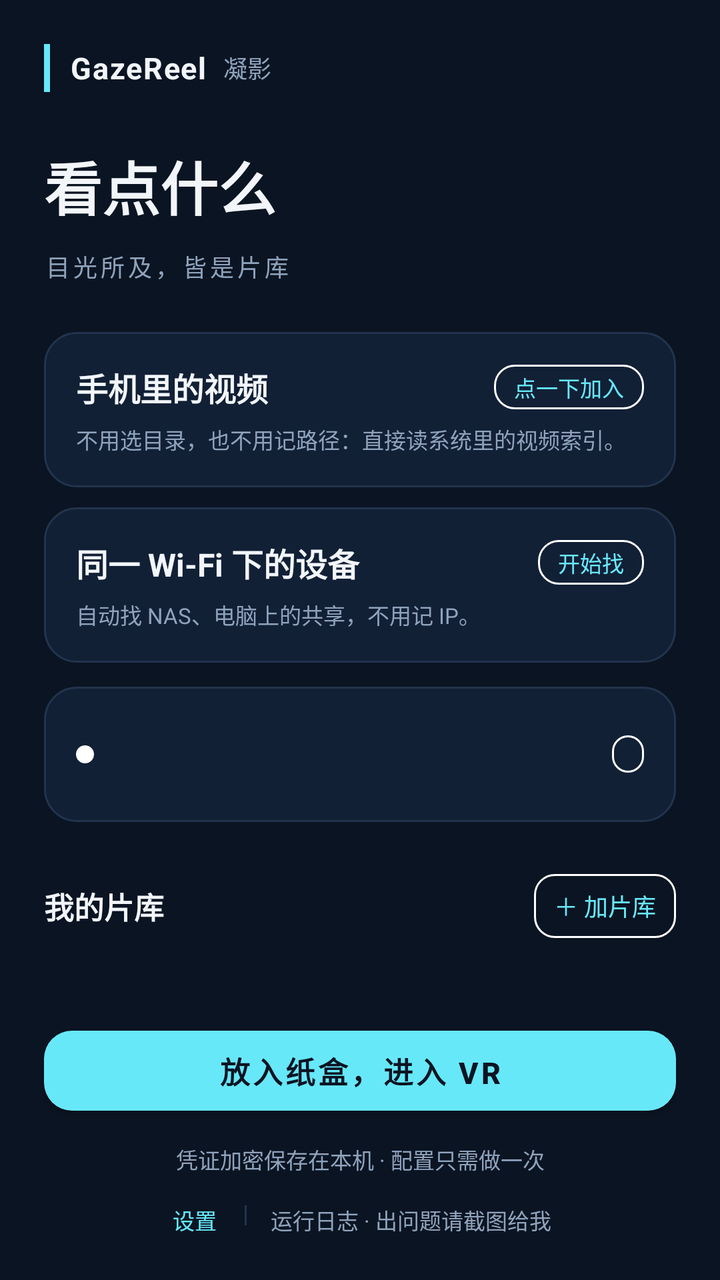
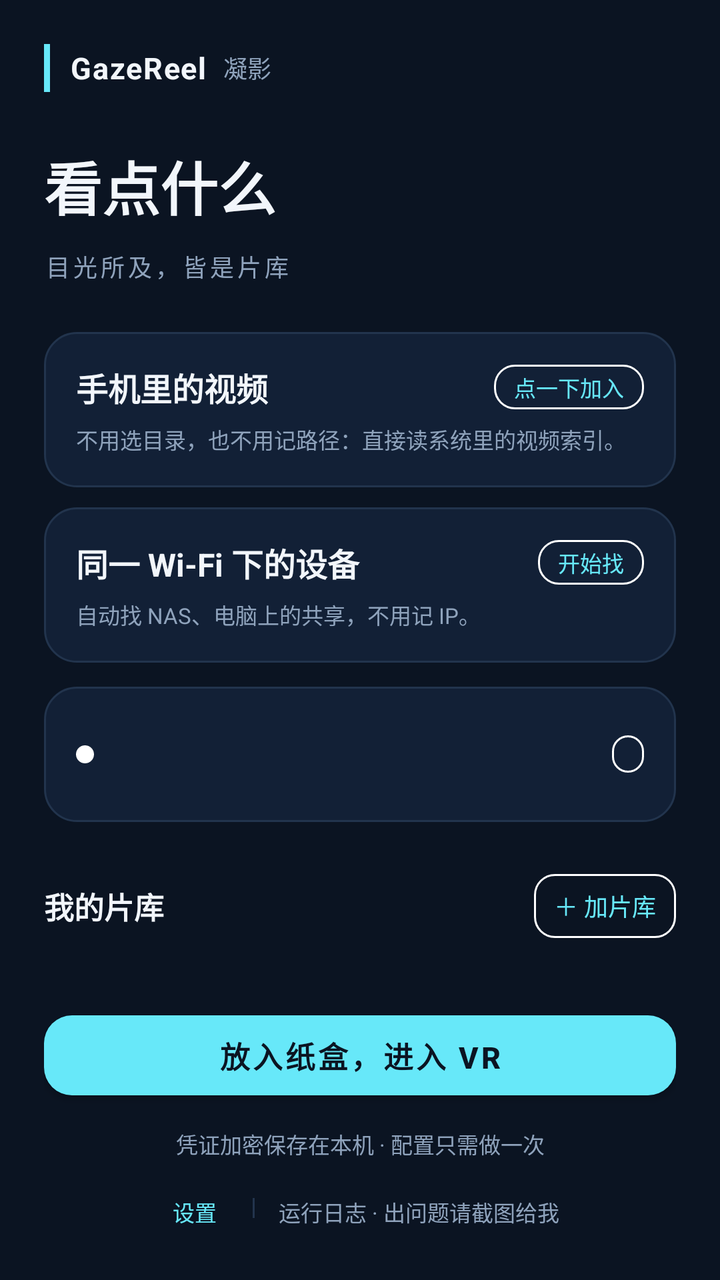

Before-and-after screenshots of an Android layout around one commit, followed by the original layout XML and the change that was made.
<!-- AndroidManifest.xml: application theme Theme.GazeReel -->
<!-- res/layout/activity_setup.xml -->
<?xml version="1.0" encoding="utf-8"?>
<LinearLayout xmlns:android="http://schemas.android.com/apk/res/android"
    xmlns:app="http://schemas.android.com/apk/res-auto"
    android:layout_width="match_parent"
    android:layout_height="match_parent"
    android:orientation="vertical"
    android:fitsSystemWindows="true"
    android:background="@color/setup_bg">

    <ScrollView
        android:layout_width="match_parent"
        android:layout_height="0dp"
        android:layout_weight="1"
        android:fillViewport="true"
        android:scrollbars="none">

        <LinearLayout
            android:layout_width="match_parent"
            android:layout_height="wrap_content"
            android:orientation="vertical"
            android:padding="22dp">

            
            <LinearLayout
                android:layout_width="match_parent"
                android:layout_height="wrap_content"
                android:orientation="horizontal"
                android:gravity="center_vertical">

                <View
                    android:layout_width="3dp"
                    android:layout_height="24dp"
                    android:background="@color/brand_cyan" />

                <TextView
                    android:layout_width="wrap_content"
                    android:layout_height="wrap_content"
                    android:layout_marginStart="10dp"
                    android:text="@string/setup_brand"
                    android:textSize="15sp"
                    android:textStyle="bold"
                    android:letterSpacing="0.04"
                    android:textColor="@color/setup_text" />

                <TextView
                    android:layout_width="wrap_content"
                    android:layout_height="wrap_content"
                    android:layout_marginStart="8dp"
                    android:text="@string/setup_brand_cn"
                    android:textSize="12sp"
                    android:textColor="@color/setup_muted" />
            </LinearLayout>

            <TextView
                android:layout_width="wrap_content"
                android:layout_height="wrap_content"
                android:layout_marginTop="26dp"
                android:text="@string/setup_big"
                android:textSize="29sp"
                android:textStyle="bold"
                android:lineSpacingExtra="5dp"
                android:textColor="@color/setup_text" />

            <TextView
                android:layout_width="wrap_content"
                android:layout_height="wrap_content"
                android:layout_marginTop="10dp"
                android:text="@string/setup_kicker"
                android:textSize="12sp"
                android:letterSpacing="0.14"
                android:textColor="@color/setup_muted" />

            
            <LinearLayout
                android:id="@+id/localCard"
                android:layout_width="match_parent"
                android:layout_height="wrap_content"
                android:layout_marginTop="24dp"
                android:orientation="vertical"
                android:background="@drawable/bg_setup_box"
                android:clickable="true"
                android:focusable="true"
                android:foreground="?attr/selectableItemBackground">

                <LinearLayout
                    android:layout_width="match_parent"
                    android:layout_height="wrap_content"
                    android:orientation="horizontal"
                    android:gravity="center_vertical">

                    <TextView
                        android:layout_width="0dp"
                        android:layout_height="wrap_content"
                        android:layout_weight="1"
                        android:text="@string/setup_local_title"
                        android:textSize="16sp"
                        android:textStyle="bold"
                        android:textColor="@color/setup_text" />

                    <TextView
                        android:id="@+id/localChip"
                        android:layout_width="wrap_content"
                        android:layout_height="wrap_content"
                        android:background="@drawable/bg_setup_chip"
                        android:paddingStart="10dp"
                        android:paddingEnd="10dp"
                        android:paddingTop="3dp"
                        android:paddingBottom="3dp"
                        android:text="@string/setup_local_chip"
                        android:textSize="11sp"
                        android:textColor="@color/setup_cyan" />
                </LinearLayout>

                <TextView
                    android:id="@+id/localHint"
                    android:layout_width="match_parent"
                    android:layout_height="wrap_content"
                    android:layout_marginTop="6dp"
                    android:text="@string/setup_local_hint"
                    android:textSize="11sp"
                    android:lineSpacingExtra="2dp"
                    android:textColor="@color/setup_muted" />
            </LinearLayout>

            
            <LinearLayout
                android:id="@+id/lanCard"
                android:layout_width="match_parent"
                android:layout_height="wrap_content"
                android:layout_marginTop="10dp"
                android:orientation="vertical"
                android:background="@drawable/bg_setup_box"
                android:clickable="true"
                android:focusable="true"
                android:foreground="?attr/selectableItemBackground">

                <LinearLayout
                    android:layout_width="match_parent"
                    android:layout_height="wrap_content"
                    android:orientation="horizontal"
                    android:gravity="center_vertical">

                    <TextView
                        android:layout_width="0dp"
                        android:layout_height="wrap_content"
                        android:layout_weight="1"
                        android:text="@string/setup_lan_title"
                        android:textSize="16sp"
                        android:textStyle="bold"
                        android:textColor="@color/setup_text" />

                    <TextView
                        android:id="@+id/lanChip"
                        android:layout_width="wrap_content"
                        android:layout_height="wrap_content"
                        android:background="@drawable/bg_setup_chip"
                        android:paddingStart="10dp"
                        android:paddingEnd="10dp"
                        android:paddingTop="3dp"
                        android:paddingBottom="3dp"
                        android:text="@string/setup_lan_chip"
                        android:textSize="11sp"
                        android:textColor="@color/setup_cyan" />
                </LinearLayout>

                <TextView
                    android:id="@+id/lanHint"
                    android:layout_width="match_parent"
                    android:layout_height="wrap_content"
                    android:layout_marginTop="6dp"
                    android:text="@string/setup_lan_hint"
                    android:textSize="11sp"
                    android:lineSpacingExtra="2dp"
                    android:textColor="@color/setup_muted" />
            </LinearLayout>

            
            <LinearLayout
                android:id="@+id/statusBar"
                android:layout_width="match_parent"
                android:layout_height="wrap_content"
                android:layout_marginTop="12dp"
                android:orientation="horizontal"
                android:gravity="center_vertical"
                android:background="@drawable/bg_setup_box">

                <View
                    android:id="@+id/statusDot"
                    android:layout_width="9dp"
                    android:layout_height="9dp"
                    android:layout_marginEnd="12dp"
                    android:background="@drawable/bg_setup_dot" />

                <LinearLayout
                    android:layout_width="0dp"
                    android:layout_height="wrap_content"
                    android:layout_weight="1"
                    android:orientation="vertical">

                    <TextView
                        android:id="@+id/statusTitle"
                        android:layout_width="match_parent"
                        android:layout_height="wrap_content"
                        android:textSize="14sp"
                        android:textStyle="bold"
                        android:textColor="@color/setup_text" />

                    <TextView
                        android:id="@+id/statusDetail"
                        android:layout_width="match_parent"
                        android:layout_height="wrap_content"
                        android:layout_marginTop="2dp"
                        android:textSize="11sp"
                        android:lineSpacingExtra="2dp"
                        android:textColor="@color/setup_muted" />
                </LinearLayout>

                <TextView
                    android:id="@+id/statusChip"
                    android:layout_width="wrap_content"
                    android:layout_height="wrap_content"
                    android:layout_marginStart="10dp"
                    android:background="@drawable/bg_setup_chip"
                    android:paddingStart="8dp"
                    android:paddingEnd="8dp"
                    android:paddingTop="2dp"
                    android:paddingBottom="2dp"
                    android:textSize="11sp"
                    android:textColor="@color/setup_muted" />
            </LinearLayout>

            
            <LinearLayout
                android:layout_width="match_parent"
                android:layout_height="wrap_content"
                android:layout_marginTop="26dp"
                android:orientation="horizontal"
                android:gravity="center_vertical">

                <TextView
                    android:layout_width="0dp"
                    android:layout_height="wrap_content"
                    android:layout_weight="1"
                    android:text="@string/setup_sources_ready"
                    android:textSize="15sp"
                    android:textStyle="bold"
                    android:textColor="@color/setup_text" />

                <TextView
                    android:id="@+id/sourceCount"
                    android:layout_width="wrap_content"
                    android:layout_height="wrap_content"
                    android:textSize="12sp"
                    android:textColor="@color/setup_muted" />

                
                <TextView
                    android:id="@+id/sourceAdd"
                    android:layout_width="wrap_content"
                    android:layout_height="wrap_content"
                    android:layout_marginStart="10dp"
                    android:minWidth="56dp"
                    android:minHeight="32dp"
                    android:gravity="center"
                    android:paddingStart="10dp"
                    android:paddingEnd="10dp"
                    android:background="@drawable/bg_setup_chip"
                    android:text="@string/setup_add_source"
                    android:textSize="12sp"
                    android:textColor="@color/setup_cyan" />
            </LinearLayout>

            <LinearLayout
                android:id="@+id/sourceList"
                android:layout_width="match_parent"
                android:layout_height="wrap_content"
                android:layout_marginTop="10dp"
                android:orientation="vertical" />

            
            <TextView
                android:id="@+id/manualToggle"
                android:layout_width="match_parent"
                android:layout_height="wrap_content"
                android:layout_marginTop="22dp"
                android:paddingTop="8dp"
                android:paddingBottom="8dp"
                android:text="@string/setup_manual_toggle"
                android:textSize="12sp"
                android:textColor="@color/setup_muted"
                android:clickable="true"
                android:focusable="true" />

            <LinearLayout
                android:id="@+id/manualBlock"
                android:layout_width="match_parent"
                android:layout_height="wrap_content"
                android:layout_marginTop="8dp"
                android:orientation="vertical"
                android:visibility="gone"
                android:background="@drawable/bg_setup_box">

                <TextView
                    android:layout_width="wrap_content"
                    android:layout_height="wrap_content"
                    android:text="@string/setup_share_type"
                    android:textSize="11sp"
                    android:letterSpacing="0.08"
                    android:textColor="@color/setup_muted" />

                <Spinner
                    android:id="@+id/shareType"
                    android:layout_width="match_parent"
                    android:layout_height="46dp"
                    android:layout_marginTop="6dp"
                    android:background="@drawable/bg_setup_field"
                    android:popupBackground="@color/setup_card"
                    android:entries="@array/share_types" />

                
                <LinearLayout
                    android:id="@+id/addressBlock"
                    android:layout_width="match_parent"
                    android:layout_height="wrap_content"
                    android:orientation="vertical">

                    <TextView
                        android:layout_width="wrap_content"
                        android:layout_height="wrap_content"
                        android:layout_marginTop="14dp"
                        android:text="@string/setup_address"
                        android:textSize="11sp"
                        android:letterSpacing="0.08"
                        android:textColor="@color/setup_muted" />

                    <EditText
                        android:id="@+id/shareAddress"
                        android:layout_width="match_parent"
                        android:layout_height="46dp"
                        android:layout_marginTop="6dp"
                        android:background="@drawable/bg_setup_field"
                        android:paddingStart="12dp"
                        android:paddingEnd="12dp"
                        android:inputType="textUri"
                        android:textSize="13sp"
                        android:textColor="@color/setup_text"
                        android:textColorHint="@color/setup_muted"
                        android:hint="@string/setup_address_hint"
                        android:singleLine="true"
                        android:importantForAutofill="no" />
                </LinearLayout>

                <TextView
                    android:id="@+id/addressHelp"
                    android:layout_width="match_parent"
                    android:layout_height="wrap_content"
                    android:layout_marginTop="7dp"
                    android:text="@string/setup_address_help"
                    android:textSize="11sp"
                    android:lineSpacingExtra="2dp"
                    android:textColor="@color/setup_muted" />

                <CheckBox
                    android:id="@+id/scanNoSubfolders"
                    android:layout_width="match_parent"
                    android:layout_height="wrap_content"
                    android:layout_marginTop="10dp"
                    android:checked="false"
                    android:buttonTint="@color/setup_cyan"
                    android:text="@string/setup_no_subfolders"
                    android:textSize="13sp"
                    android:textColor="@color/setup_text" />

                <LinearLayout
                    android:layout_width="match_parent"
                    android:layout_height="wrap_content"
                    android:layout_marginTop="14dp"
                    android:orientation="horizontal"
                    android:baselineAligned="false">

                    <LinearLayout
                        android:layout_width="0dp"
                        android:layout_height="wrap_content"
                        android:layout_weight="1"
                        android:orientation="vertical"
                        android:paddingEnd="5dp">

                        <TextView
                            android:layout_width="wrap_content"
                            android:layout_height="wrap_content"
                            android:text="@string/setup_username"
                            android:textSize="11sp"
                            android:letterSpacing="0.08"
                            android:textColor="@color/setup_muted" />

                        <EditText
                            android:id="@+id/shareUser"
                            android:layout_width="match_parent"
                            android:layout_height="46dp"
                            android:layout_marginTop="6dp"
                            android:background="@drawable/bg_setup_field"
                            android:paddingStart="12dp"
                            android:paddingEnd="12dp"
                            android:textSize="13sp"
                            android:textColor="@color/setup_text"
                            android:textColorHint="@color/setup_muted"
                            android:inputType="text"
                            android:singleLine="true"
                            android:importantForAutofill="no" />
                    </LinearLayout>

                    <LinearLayout
                        android:layout_width="0dp"
                        android:layout_height="wrap_content"
                        android:layout_weight="1"
                        android:orientation="vertical"
                        android:paddingStart="5dp">

                        <TextView
                            android:layout_width="wrap_content"
                            android:layout_height="wrap_content"
                            android:text="@string/setup_password"
                            android:textSize="11sp"
                            android:letterSpacing="0.08"
                            android:textColor="@color/setup_muted" />

                        <EditText
                            android:id="@+id/sharePass"
                            android:layout_width="match_parent"
                            android:layout_height="46dp"
                            android:layout_marginTop="6dp"
                            android:background="@drawable/bg_setup_field"
                            android:paddingStart="12dp"
                            android:paddingEnd="12dp"
                            android:textSize="13sp"
                            android:textColor="@color/setup_text"
                            android:textColorHint="@color/setup_muted"
                            android:inputType="textPassword"
                            android:singleLine="true"
                            android:importantForAutofill="no" />
                    </LinearLayout>
                </LinearLayout>

                <com.google.android.material.button.MaterialButton
                    android:id="@+id/scanButton"
                    android:layout_width="match_parent"
                    android:layout_height="46dp"
                    android:layout_marginTop="18dp"
                    android:text="@string/setup_scan"
                    android:textSize="14sp"
                    android:textColor="@color/setup_cyan"
                    app:cornerRadius="10dp"
                    app:strokeColor="@color/setup_border"
                    app:strokeWidth="1dp"
                    style="@style/Widget.MaterialComponents.Button.OutlinedButton" />
            </LinearLayout>

        </LinearLayout>
    </ScrollView>

    
    <LinearLayout
        android:layout_width="match_parent"
        android:layout_height="wrap_content"
        android:orientation="vertical"
        android:paddingStart="22dp"
        android:paddingEnd="22dp"
        android:paddingTop="12dp"
        android:paddingBottom="20dp"
        android:background="@color/setup_bg">

        <com.google.android.material.button.MaterialButton
            android:id="@+id/enterVrButton"
            android:layout_width="match_parent"
            android:layout_height="52dp"
            android:text="@string/setup_enter"
            android:textSize="15sp"
            android:textStyle="bold"
            android:textColor="@color/setup_deep"
            app:cornerRadius="14dp"
            app:backgroundTint="@color/setup_cyan" />

        <TextView
            android:layout_width="match_parent"
            android:layout_height="wrap_content"
            android:layout_marginTop="10dp"
            android:gravity="center"
            android:text="@string/setup_foot"
            android:textSize="11sp"
            android:textColor="@color/setup_muted" />

        
        <LinearLayout
            android:layout_width="match_parent"
            android:layout_height="wrap_content"
            android:layout_marginTop="8dp"
            android:orientation="horizontal"
            android:gravity="center_vertical|center_horizontal"
            android:baselineAligned="true">

            
            <TextView
                android:id="@+id/settingsEntry"
                android:layout_width="wrap_content"
                android:layout_height="wrap_content"
                android:paddingTop="6dp"
                android:paddingBottom="2dp"
                android:paddingStart="8dp"
                android:paddingEnd="8dp"
                android:gravity="center"
                android:text="@string/settings_entry"
                android:textSize="11sp"
                android:textColor="@color/setup_cyan"
                android:clickable="true"
                android:focusable="true" />

            <View
                android:layout_width="1dp"
                android:layout_height="10dp"
                android:layout_marginStart="6dp"
                android:layout_marginEnd="6dp"
                android:background="@color/setup_border" />

            <TextView
                android:id="@+id/logEntry"
                android:layout_width="wrap_content"
                android:layout_height="wrap_content"
                android:paddingTop="6dp"
                android:paddingBottom="2dp"
                android:paddingStart="6dp"
                android:paddingEnd="6dp"
                android:gravity="center"
                android:text="@string/setup_log_entry"
                android:textSize="11sp"
                android:textColor="@color/setup_muted"
                android:clickable="true"
                android:focusable="true" />
        </LinearLayout>
    </LinearLayout>

</LinearLayout>
<!-- resources referenced by this layout -->
<resources>
  <string-array name="share_types">
          <item>Windows / NAS 共享（SMB）</item>
          <item>NAS / 网盘（WebDAV）</item>
          <item>局域网网页目录（HTTP）</item>
          <item>媒体服务器（DLNA）</item>
      </string-array>
  <color name="brand_cyan">#FF67E8F9</color>
  <color name="setup_bg">#FF0B1422</color>
  <color name="setup_border">#FF22344D</color>
  <color name="setup_card">#FF122036</color>
  <color name="setup_cyan">#FF67E8F9</color>
  <color name="setup_deep">#FF0B1422</color>
  <color name="setup_muted">#FF8FA3BC</color>
  <color name="setup_text">#FFF2F6FB</color>
  <!-- drawable bg_setup_box (drawable) -->
  <?xml version="1.0" encoding="utf-8"?>
  <shape xmlns:android="http://schemas.android.com/apk/res/android" android:shape="rectangle">
      <solid android:color="@color/setup_card" />
      <stroke android:width="1dp" android:color="@color/setup_border" />
      <corners android:radius="16dp" />
      <padding android:left="16dp" android:top="16dp" android:right="16dp" android:bottom="16dp" />
  </shape>
  <!-- drawable bg_setup_chip (drawable) -->
  <?xml version="1.0" encoding="utf-8"?>
  <shape xmlns:android="http://schemas.android.com/apk/res/android" android:shape="rectangle">
      <solid android:color="@android:color/transparent" />
      <stroke android:width="1dp" android:color="#FFFFFFFF" />
      <corners android:radius="10dp" />
      <padding android:left="9dp" android:top="3dp" android:right="9dp" android:bottom="3dp" />
  </shape>
  <!-- drawable bg_setup_dot (drawable) -->
  <?xml version="1.0" encoding="utf-8"?>
  <shape xmlns:android="http://schemas.android.com/apk/res/android" android:shape="oval">
      <solid android:color="#FFFFFFFF" />
      <size android:width="9dp" android:height="9dp" />
  </shape>
  <!-- drawable bg_setup_field (drawable) -->
  <?xml version="1.0" encoding="utf-8"?>
  <shape xmlns:android="http://schemas.android.com/apk/res/android" android:shape="rectangle">
      <solid android:color="@color/setup_field" />
      <stroke android:width="1dp" android:color="@color/setup_border" />
      <corners android:radius="10dp" />
      <padding android:left="12dp" android:top="10dp" android:right="12dp" android:bottom="10dp" />
  </shape>
  <string name="settings_entry">设置</string>
  <string name="setup_add_source">＋ 加片库</string>
  <string name="setup_address">设备地址</string>
  <string name="setup_address_help">不用写协议头、斜杠和文件夹名；连接成功后从列表里点选即可。</string>
  <string name="setup_address_hint">例如 192.168.1.10 或 192.168.1.10:8080</string>
  <string name="setup_big">看点什么</string>
  <string name="setup_brand">GazeReel</string>
  <string name="setup_brand_cn">凝影</string>
  <string name="setup_enter">放入纸盒，进入 VR</string>
  <string name="setup_foot">凭证加密保存在本机 · 配置只需做一次</string>
  <string name="setup_kicker">目光所及，皆是片库</string>
  <string name="setup_lan_chip">开始找</string>
  <string name="setup_lan_hint">自动找 NAS、电脑上的共享，不用记 IP。</string>
  <string name="setup_lan_title">同一 Wi-Fi 下的设备</string>
  <string name="setup_local_chip">点一下加入</string>
  <string name="setup_local_hint">不用选目录，也不用记路径：直接读系统里的视频索引。</string>
  <string name="setup_local_title">手机里的视频</string>
  <string name="setup_log_entry">运行日志 · 出问题请截图给我</string>
  <string name="setup_manual_toggle">手动填地址 ▾</string>
  <string name="setup_no_subfolders">不扫描子文件夹（只收当前这一层）</string>
  <string name="setup_password">密码（可留空）</string>
  <string name="setup_scan">连接并选文件夹</string>
  <string name="setup_share_type">类型</string>
  <string name="setup_sources_ready">我的片库</string>
  <string name="setup_username">账号（可留空）</string>
  <color name="setup_field">#FF0E1A2B</color>
  <!-- unchanged entries left out for length: 1 -->
</resources>

<!-- the commit's change to res/layout/activity_setup.xml (unified diff, before → after) -->
@@ -503,10 +503,11 @@
                 android:id="@+id/settingsEntry"
                 android:layout_width="wrap_content"
                 android:layout_height="wrap_content"
+                android:minHeight="32dp"
                 android:paddingTop="6dp"
                 android:paddingBottom="2dp"
-                android:paddingStart="8dp"
-                android:paddingEnd="8dp"
+                android:paddingStart="12dp"
+                android:paddingEnd="12dp"
                 android:gravity="center"
                 android:text="@string/settings_entry"
                 android:textSize="11sp"
@@ -525,6 +526,7 @@
                 android:id="@+id/logEntry"
                 android:layout_width="wrap_content"
                 android:layout_height="wrap_content"
+                android:minHeight="32dp"
                 android:paddingTop="6dp"
                 android:paddingBottom="2dp"
                 android:paddingStart="6dp"
